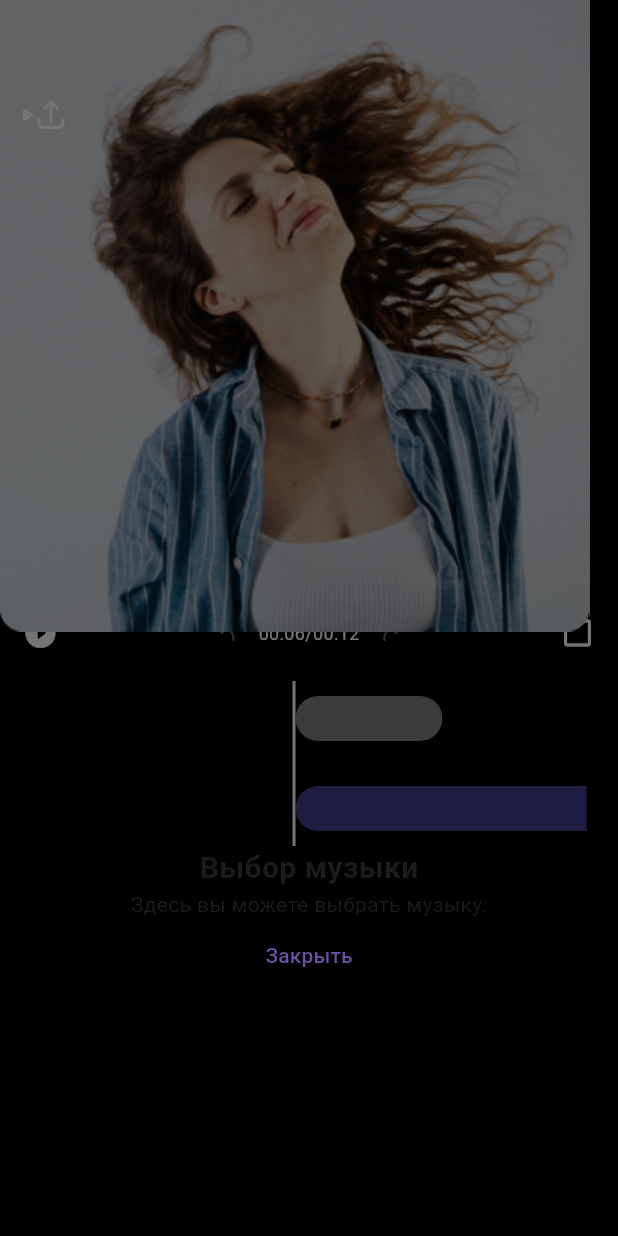
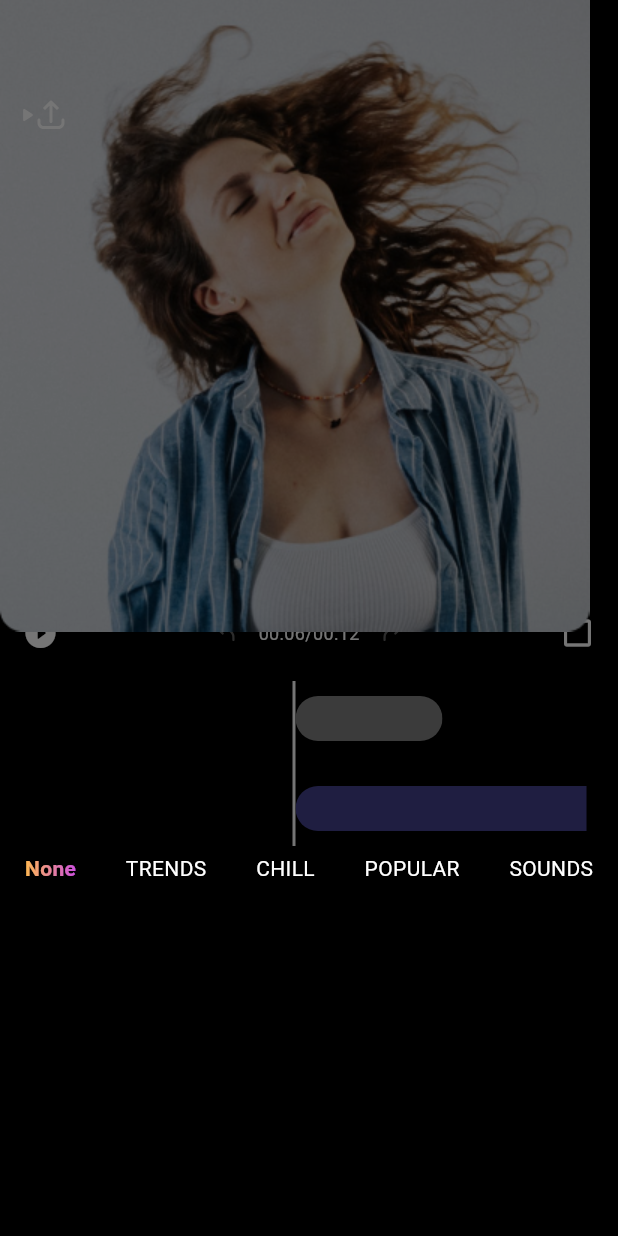
Before and after one commit to ivoovoo/video_editor, a Flutter app: the EditorWidget screen opened directly, item 2 of the bottom bar chosen, on a phone screen of 412 x 824 dp. Run offline on Flutter 3.47's test engine with Material 3 defaults, Android fonts, the phone set to English and light mode, and no system bars; our stand-ins replace flutter_bloc, flutter_svg, video_player.

Commit message:
2 commit

```diff
--- a/lib/UI/edit.dart
+++ b/lib/UI/edit.dart
@@ -179,6 +179,8 @@ class _EditorWidgetState extends State<EditorWidget> {
         return _buildEffectsSelection();
       case 2:
         return _buildTextSettings();
+      case 3:
+        return _buildFiltersSelection();
       default:
         return _buildDefaultContent();
     }
@@ -198,15 +200,15 @@ class _EditorWidgetState extends State<EditorWidget> {
     child: Column(
         mainAxisSize: MainAxisSize.min,
         children: [
-          Text('Выбор музыки',
-              style: TextStyle(fontSize: 20, fontWeight: FontWeight.bold)),
-          // Здесь можно добавить элементы для выбора музыки
-          Text('Здесь вы можете выбрать музыку.'),
-          TextButton(
-            onPressed: () {
-              Navigator.of(context).pop(); // Закрываем диалог
-            },
-            child: Text('Закрыть'),
+          Row(
+            mainAxisAlignment: MainAxisAlignment.spaceAround,
+            children: [
+              _buildInkWellButton(0, 'None'),
+              _buildInkWellButton(1, 'TRENDS'),
+              _buildInkWellButton(2, 'CHILL'),
+              _buildInkWellButton(3, 'POPULAR'),
+              _buildInkWellButton(4, 'SOUNDS'),
+            ],
           ),
         ],
       ),
@@ -227,15 +229,15 @@ class _EditorWidgetState extends State<EditorWidget> {
       child: Column(
         mainAxisSize: MainAxisSize.min,
         children: [
-          Text('Эффекты',
-              style: TextStyle(fontSize: 20, fontWeight: FontWeight.bold)),
-          // Здесь можно добавить элементы для выбора эффектов
-          Text('Здесь вы можете выбрать эффекты.'),
-          TextButton(
-            onPressed: () {
-              Navigator.of(context).pop(); // Закрываем диалог
-            },
-            child: Text('Закрыть'),
+          Row(
+            mainAxisAlignment: MainAxisAlignment.spaceAround,
+            children: [
+              _buildInkWellButton(0, 'None'),
+              _buildInkWellButton(1, 'TRENDS'),
+              _buildInkWellButton(2, 'CHILL'),
+              _buildInkWellButton(3, 'POPULAR'),
+              _buildInkWellButton(4, 'SOUNDS'),
+            ],
           ),
         ],
       ),
@@ -271,6 +273,35 @@ class _EditorWidgetState extends State<EditorWidget> {
     );
   }
 
+  Widget _buildFiltersSelection() {
+    return Container(
+      width: double.infinity,
+      height: 260,
+      decoration: BoxDecoration(
+        color: Colors.black, // Черный цвет фона контейнера
+        borderRadius: BorderRadius.only(
+          topLeft: Radius.circular(20), // Закругление верхнего левого угла
+          topRight: Radius.circular(20), // Закругление верхнего правого угла
+        ),
+      ),
+      child: Column(
+        mainAxisSize: MainAxisSize.min,
+        children: [
+          Row(
+            mainAxisAlignment: MainAxisAlignment.spaceAround,
+            children: [
+              _buildInkWellButton(0, 'None'),
+              _buildInkWellButton(1, 'Vibrant'),
+              _buildInkWellButton(2, 'Intense'),
+              _buildInkWellButton(3, 'Classy'),
+              _buildInkWellButton(4, 'B&W'),
+            ],
+          ),
+        ],
+      ),
+    );
+  }
+
   Widget _buildDefaultContent() {
     return Container(
       width: double.infinity,
@@ -298,4 +329,43 @@ class _EditorWidgetState extends State<EditorWidget> {
       ),
     );
   }
+
+  Widget _buildInkWellButton(int index, String label) {
+    return InkWell(
+      onTap: () => _onButtonPressed(index),
+      highlightColor: Colors.transparent, // Remove highlight color
+      splashColor: Colors.transparent,
+      child: Container(
+        padding: EdgeInsets.all(5.0),
+        child: _selectedIndex == index
+            ? ShaderMask(
+          shaderCallback: (Rect bounds) {
+            return LinearGradient(
+              colors: [
+                Color.fromRGBO(255, 185, 81, 1),
+                Color.fromRGBO(206, 80, 224, 1)
+              ],
+            ).createShader(bounds);
+          },
+          child: Text(
+            label,
+            style: TextStyle(
+                fontWeight: FontWeight.bold,
+                // Цвет текста по умолчанию
+                color: Colors.white),
+          ),
+        )
+            : Text(
+          label,
+          style: TextStyle(
+            fontWeight: FontWeight.normal,
+            color: Color.fromRGBO(255, 255, 255, 1),
+          ),
+        ),
+      ),
+    );
+  }
 }
+
+
+}
```
Also changed, not shown: 3 other files.
